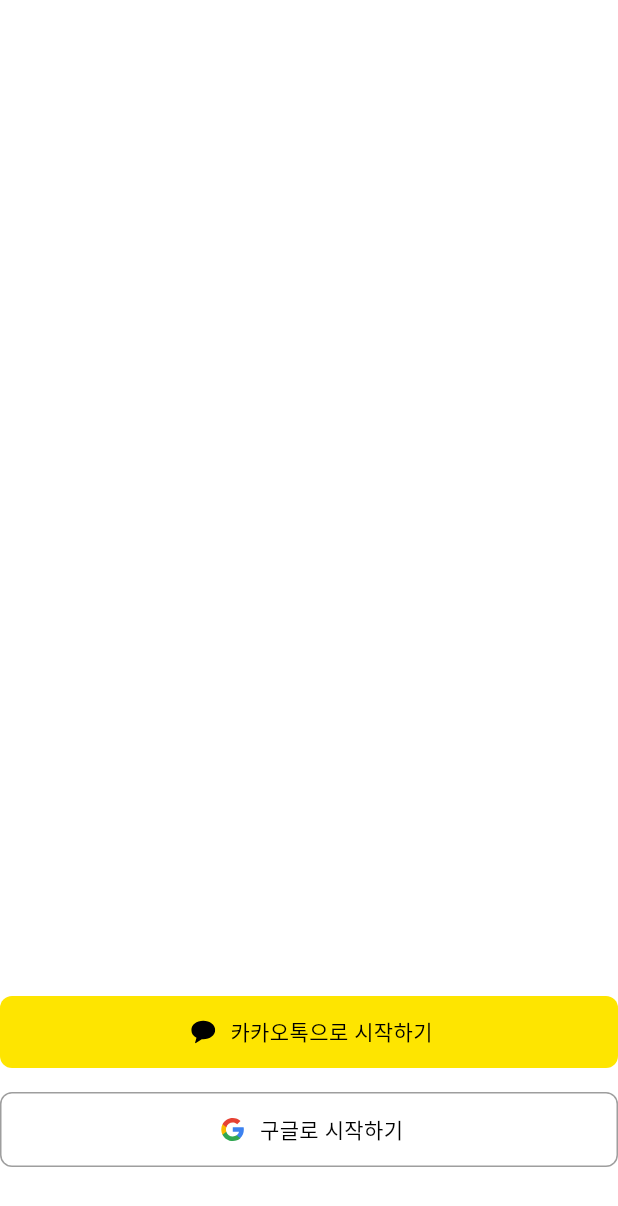
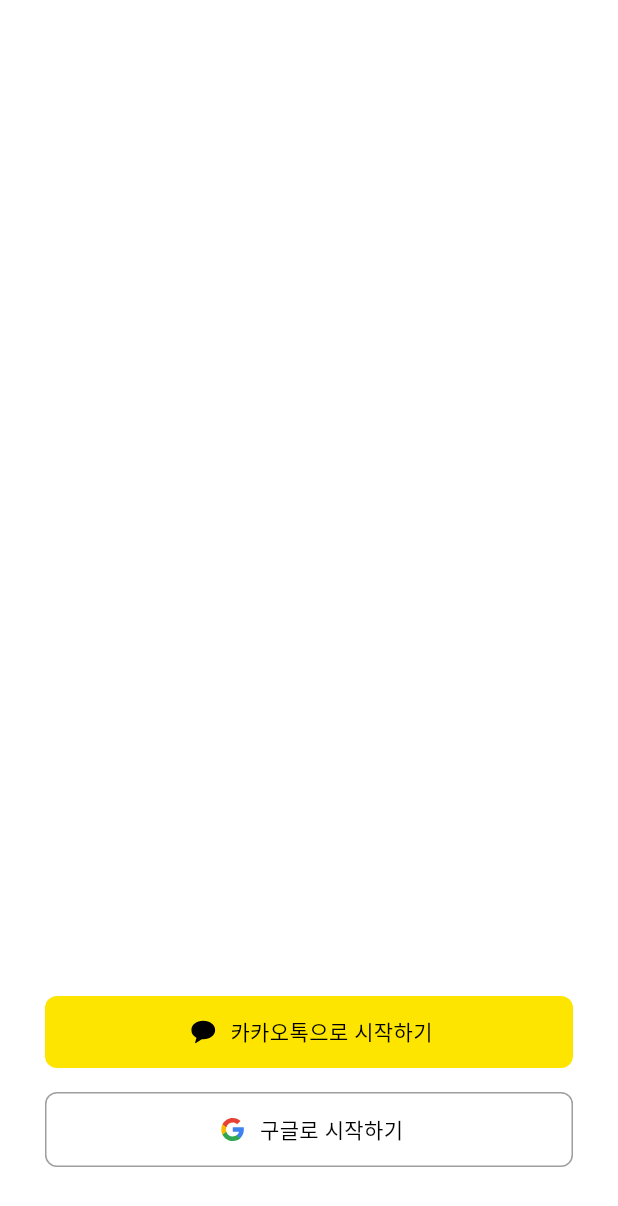
Before and after one commit to ayz1070/youmr_flutter, a Flutter app: the screen it shows after launch, on a phone screen of 412 x 824 dp. Shown: the top 1206 px of the screen. Run offline on Flutter 3.47's test engine with Material 3 defaults, Android fonts, the phone set to English and light mode, and no system bars; our stand-ins replace dio, equatable, firebase_auth, firebase_core, firebase_messaging, flutter_dotenv and 8 more; missing offline and left inert: kakao_flutter_sdk; accounts and stored records are empty; generated files the repository leaves out were written again.

Commit message:
[ui] 소셜 로그인 버튼 ui 수정

```diff
--- a/lib/features/sign_up/presentation/widgets/social_login_button.dart
+++ b/lib/features/sign_up/presentation/widgets/social_login_button.dart
@@ -27,6 +27,8 @@ class SocialLoginButton extends StatelessWidget {
     return GestureDetector(
       onTap: onPressed,
       child: Container(
+        padding: EdgeInsets.symmetric(horizontal: 30),
+        child: Container(
           width: double.infinity,
           padding: EdgeInsets.symmetric(vertical: 12),
           decoration: BoxDecoration(
@@ -48,6 +50,7 @@ class SocialLoginButton extends StatelessWidget {
             ],
           ),
         ),
+      ),
     );
   }
 }
```
Lines whose indentation alone changed are shown as unchanged.
